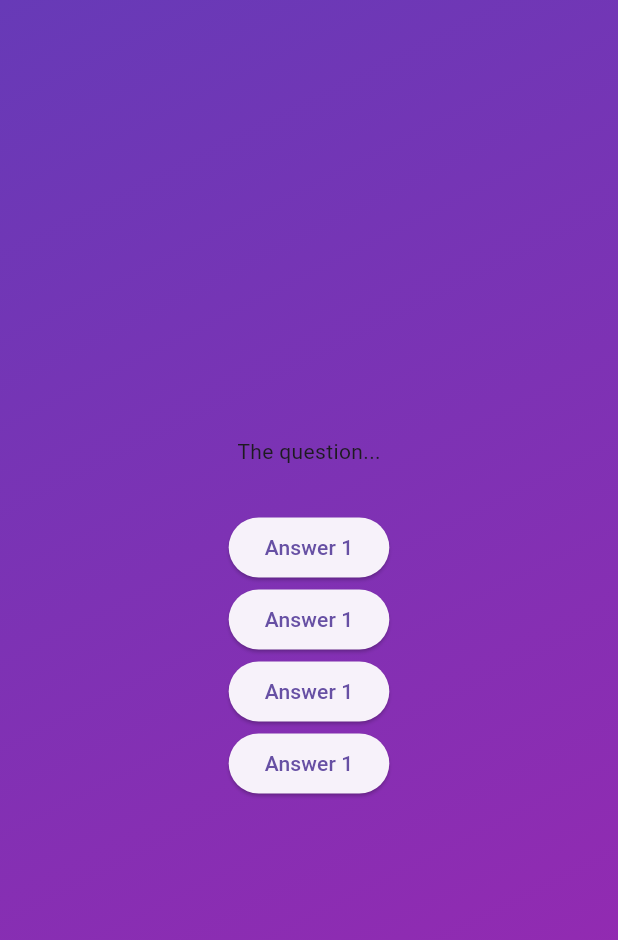
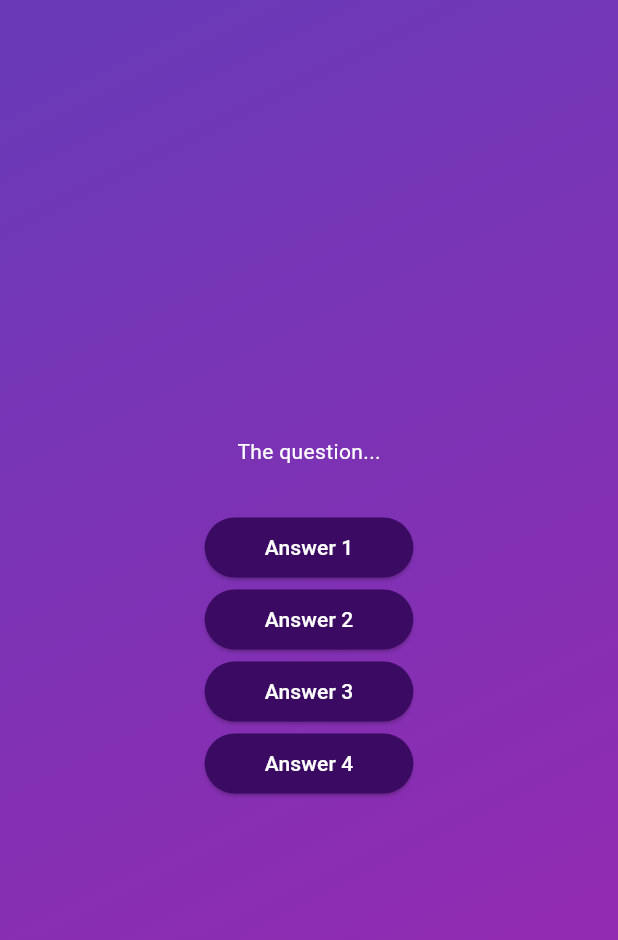
Before and after one commit to mjaliz/quizapp, a Flutter app: the screen it shows after launch, after a tap on "Start Quiz", on a phone screen of 412 x 824 dp. Shown: the top 940 px of the screen. Run offline on Flutter 3.47's test engine with Material 3 defaults, Android fonts, the phone set to English and light mode, and no system bars.

Commit message:
018 Creating a Reusable, Custom Styled Button

```diff
--- /dev/null
+++ b/lib/answer_button.dart
@@ -0,0 +1,28 @@
+import 'package:flutter/material.dart';
+
+class AnswerButton extends StatelessWidget {
+  const AnswerButton({
+    super.key,
+    required this.answerText,
+    required this.onTap,
+  });
+
+  final String answerText;
+  final void Function() onTap;
+
+  @override
+  Widget build(BuildContext context) {
+    return ElevatedButton(
+      onPressed: onTap,
+      style: ElevatedButton.styleFrom(
+        padding: const EdgeInsets.symmetric(vertical: 10, horizontal: 40),
+        backgroundColor: const Color.fromARGB(255, 59, 11, 99),
+        foregroundColor: Colors.white,
+        shape: RoundedRectangleBorder(
+          borderRadius: BorderRadius.circular(40),
+        ),
+      ),
+      child: Text(answerText),
+    );
+  }
+}
--- a/lib/questions_screen.dart
+++ b/lib/questions_screen.dart
@@ -1,4 +1,5 @@
 import 'package:flutter/material.dart';
+import 'package:quizapp/answer_button.dart';
 
 class QuestionsScreen extends StatefulWidget {
   const QuestionsScreen({super.key});
@@ -17,26 +18,19 @@ class _QuestionsScreenState extends State<QuestionsScreen> {
       child: Column(
         mainAxisAlignment: MainAxisAlignment.center,
         children: [
-          const Text("The question..."),
+          const Text(
+            "The question...",
+            style: TextStyle(
+              color: Colors.white,
+            ),
+          ),
           const SizedBox(
             height: 30,
           ),
-          ElevatedButton(
-            onPressed: () {},
-            child: const Text("Answer 1"),
-          ),
-          ElevatedButton(
-            onPressed: () {},
-            child: const Text("Answer 1"),
-          ),
-          ElevatedButton(
-            onPressed: () {},
-            child: const Text("Answer 1"),
-          ),
-          ElevatedButton(
-            onPressed: () {},
-            child: const Text("Answer 1"),
-          ),
+          AnswerButton(answerText: "Answer 1", onTap: () {}),
+          AnswerButton(answerText: "Answer 2", onTap: () {}),
+          AnswerButton(answerText: "Answer 3", onTap: () {}),
+          AnswerButton(answerText: "Answer 4", onTap: () {}),
         ],
       ),
     );
```
